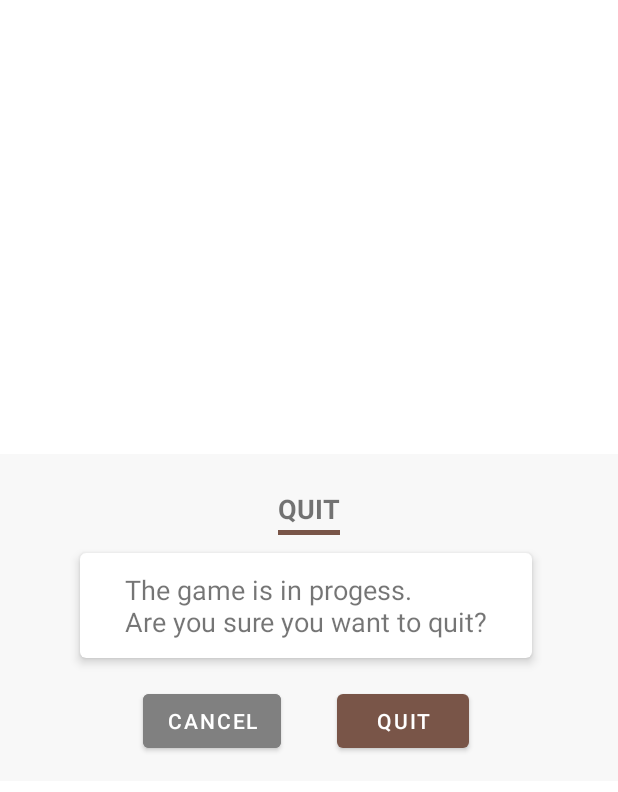
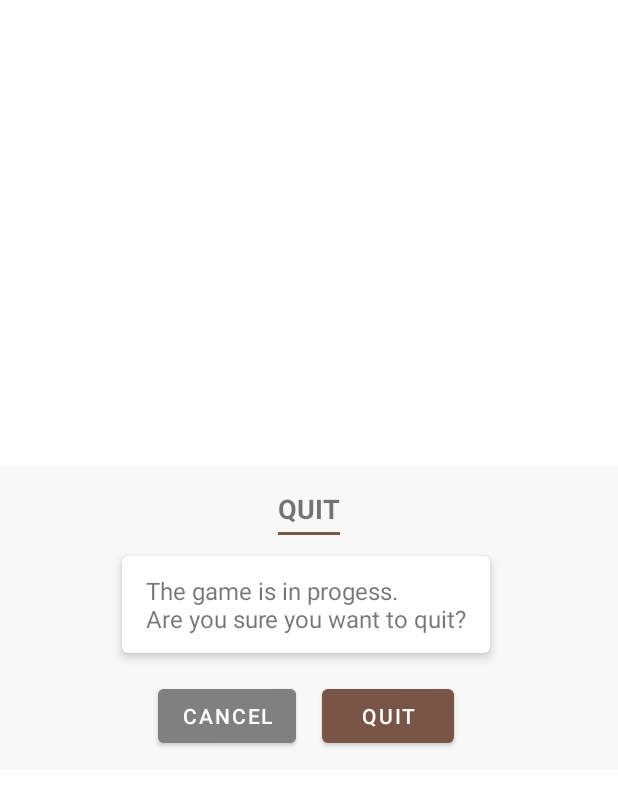
Before and after one commit to tjkn24/TJFlagQuiz, an Android app: the layout activity_quit.xml on its own in the app's theme, with its tools: preview values and no code run, on a phone screen of 412 x 824 dp. Shown: the top 792 px of the screen. Run offline under Robolectric (Android 15) with nearby library versions, the phone set to English and light mode, and no system bars.

Commit message:
tweaking layout of restart & quit menu (#2)

```diff
--- a/app/src/main/res/layout/activity_quit.xml
+++ b/app/src/main/res/layout/activity_quit.xml
@@ -4,10 +4,10 @@
     android:layout_height="wrap_content"
     android:layout_gravity="center"
     android:background="@color/light_grey"
-    android:paddingStart="32dp"
-    android:paddingTop="8dp"
-    android:paddingEnd="32dp"
-    android:paddingBottom="16dp">
+    android:paddingStart="6dp"
+    android:paddingTop="16dp"
+    android:paddingEnd="6dp"
+    android:paddingBottom="12dp">
 
     <TextView
         android:id="@+id/tv_quit_title"
@@ -15,7 +15,7 @@
         android:layout_height="wrap_content"
         android:layout_gravity="center_horizontal"
         android:layout_marginStart="0dp"
-        android:layout_marginTop="16dp"
+        android:layout_marginTop="0dp"
         android:text="QUIT"
         android:textSize="18dp"
         android:textStyle="bold"
@@ -26,8 +26,8 @@
     <View
         android:id="@+id/quit_view_top"
         android:layout_width="0dp"
-        android:layout_height="3dp"
-        android:layout_marginTop="2dp"
+        android:layout_height="2dp"
+        android:layout_marginTop="3dp"
         android:background="@color/colorPrimary"
         app:layout_constraintEnd_toEndOf="@id/tv_quit_title"
         app:layout_constraintStart_toStartOf="@+id/tv_quit_title"
@@ -38,7 +38,7 @@
         android:layout_width="wrap_content"
         android:layout_height="wrap_content"
         android:layout_marginStart="0dp"
-        android:layout_marginTop="12dp"
+        android:layout_marginTop="14dp"
         android:layout_marginEnd="4dp"
         android:layout_marginBottom="4dp"
         app:cardElevation="4dp"
@@ -49,9 +49,9 @@
         <TextView
             style="@style/TextViewInstructionStyle"
             android:text="The game is in progess. \nAre you sure you want to quit?"
-            android:textSize="18sp"
-            android:paddingStart="18dp"
-            android:paddingEnd="18dp"/>
+            android:textSize="16sp"
+            android:paddingStart="4dp"
+            android:paddingEnd="4dp"/>
 
     </com.google.android.material.card.MaterialCardView>
 
@@ -60,7 +60,7 @@
         android:layout_width="wrap_content"
         android:layout_height="wrap_content"
         android:layout_marginTop="18dp"
-        android:layout_marginEnd="42dp"
+        android:layout_marginEnd="24dp"
         android:text="Quit"
         app:layout_constraintEnd_toEndOf="@id/cv_quit_message"
         app:layout_constraintTop_toBottomOf="@id/cv_quit_message" />
@@ -70,7 +70,7 @@
         android:layout_width="wrap_content"
         android:layout_height="wrap_content"
         android:layout_marginTop="18dp"
-        android:layout_marginStart="42dp"
+        android:layout_marginStart="24dp"
         android:backgroundTint="@color/grey"
         android:text="Cancel"
         app:layout_constraintStart_toStartOf="@id/cv_quit_message"
```
Also changed, not shown: app/src/main/res/layout/activity_instruction.xml (+6 -7 lines), app/src/main/res/layout/activity_restart.xml (+11 -11 lines).
